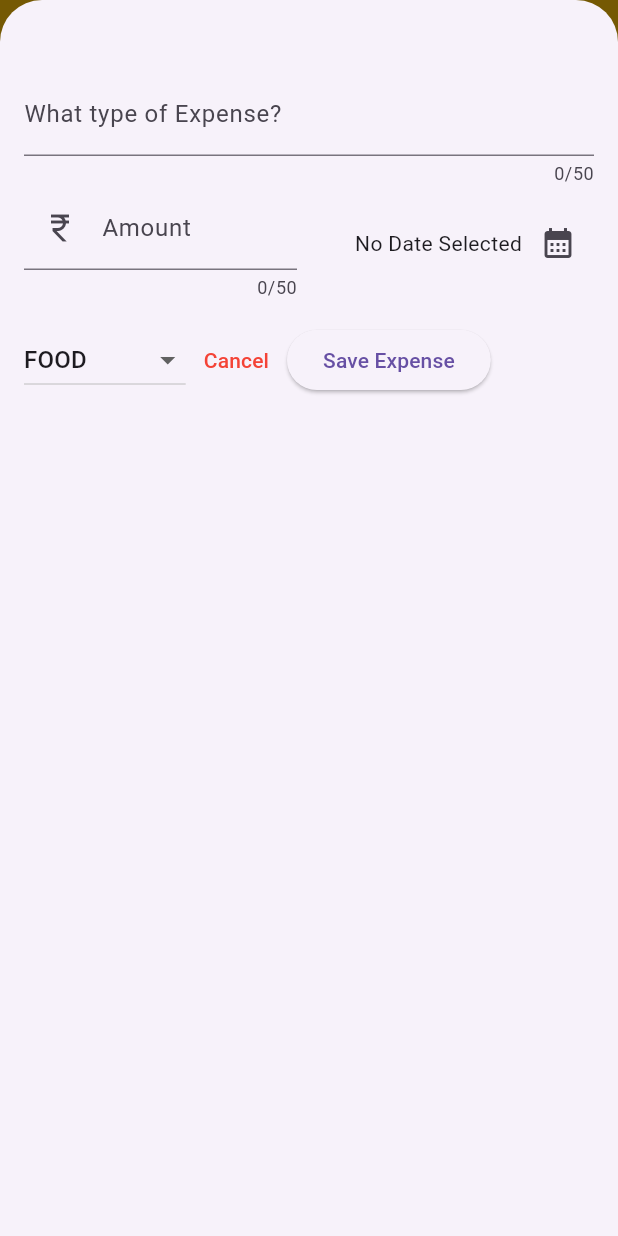
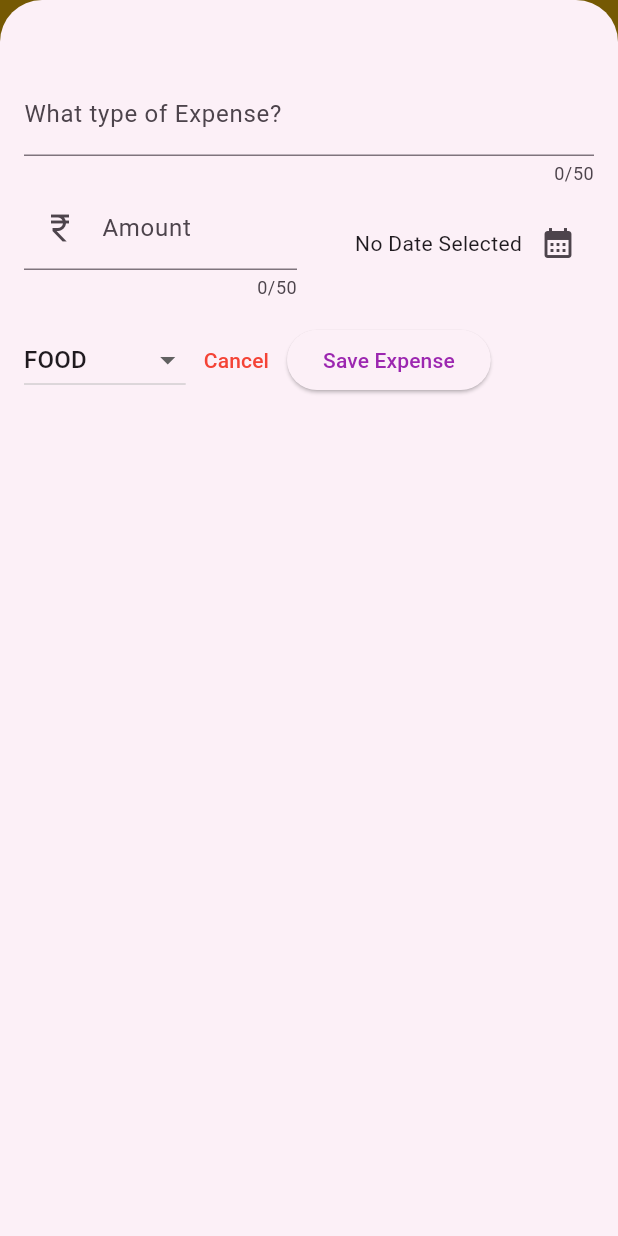
Before and after one commit to huzefmd/Expense_tracker_app, a Flutter app: the screen it shows after launch, after a tap on the "add" icon, on a phone screen of 412 x 824 dp. Run offline on Flutter 3.47's test engine with Material 3 defaults, Android fonts, the phone set to English and light mode, and no system bars.

Commit message:
fixed Some error

```diff
--- a/tracker/lib/expenses.dart
+++ b/tracker/lib/expenses.dart
@@ -44,6 +44,7 @@ class _ExpensesState extends State<Expenses> {
 
   void _addExpenses(Expense expense) {
     setState(() {
+      print("New Expense Added");
       _regesterExpenses.add(expense);
     });
   }
@@ -54,13 +55,14 @@ class _ExpensesState extends State<Expenses> {
       _regesterExpenses.remove(expense);
     });
 
-    ScaffoldMessenger.of(context).clearSnackBars();
+    // ScaffoldMessenger.of(context).clearSnackBars();
     ScaffoldMessenger.of(context).showSnackBar(
       SnackBar(
         duration: Duration(seconds: 3),
         action: SnackBarAction(
           label: 'undo',
           onPressed: () {
+            print("undo pressed");
             setState(() {
               _regesterExpenses.insert(expenseIndex, expense);
             });
@@ -78,7 +80,7 @@ class _ExpensesState extends State<Expenses> {
     );
 
     if (_regesterExpenses.isNotEmpty) {
-      ExpensesList(
+     mainContent= ExpensesList(
         expenses: _regesterExpenses,
         onRemoveExpense: _removeExpenses,
       );
--- a/tracker/lib/main.dart
+++ b/tracker/lib/main.dart
@@ -13,7 +13,15 @@ class MyApp extends StatelessWidget {
 
     return MaterialApp(
       debugShowCheckedModeBanner: false,
-      theme: ThemeData(useMaterial3: true),
+      theme: ThemeData(
+        colorScheme: ColorScheme.fromSeed(
+          seedColor: Colors.purple,
+          primary: Colors.purple,
+          secondary: Colors.amber,
+
+        ),
+        useMaterial3: true,
+      ),
       home: Expenses(),
     );
   }
--- a/tracker/lib/new_expense.dart
+++ b/tracker/lib/new_expense.dart
@@ -38,11 +38,13 @@ class _NewExpenseState extends State<NewExpense> {
   }
 
   void _submitData() {
+    print("Submit Data");
     final enteredAmnt = double.tryParse(_amntController.text);
     final amountIsInvalid = enteredAmnt == null || enteredAmnt <= 0;
     if (_titleController.text.trim().isEmpty ||
         amountIsInvalid ||
         _selectedDate == null) {
+
       showDialog(
         context: context,
         builder: (ctx) => AlertDialog(
@@ -81,7 +83,7 @@ class _NewExpenseState extends State<NewExpense> {
   @override
   Widget build(BuildContext context) {
     return Padding(
-      padding: EdgeInsets.fromLTRB(16,48,16,16),
+      padding: EdgeInsets.fromLTRB(16, 48, 16, 16),
       child: Column(
         children: [
           TextField(
```
Also changed, not shown: tracker/lib/widgets/widgets.dart (deleted).
